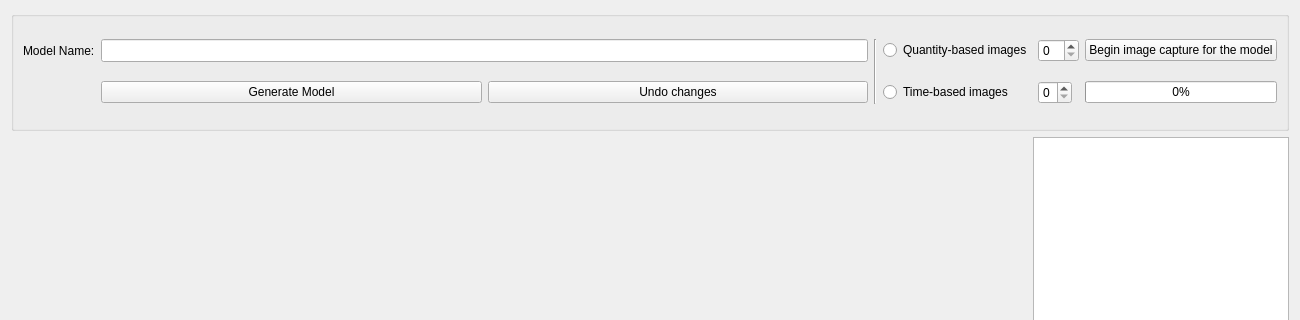
This is Views/Templates/ModelView.ui in JE8879/Image-Compartor as Qt 5 draws it before an edit; both pictures show x 0 to 1300 and y 0 to 320 of the 1300 by 519 pixel window. The edited form follows.
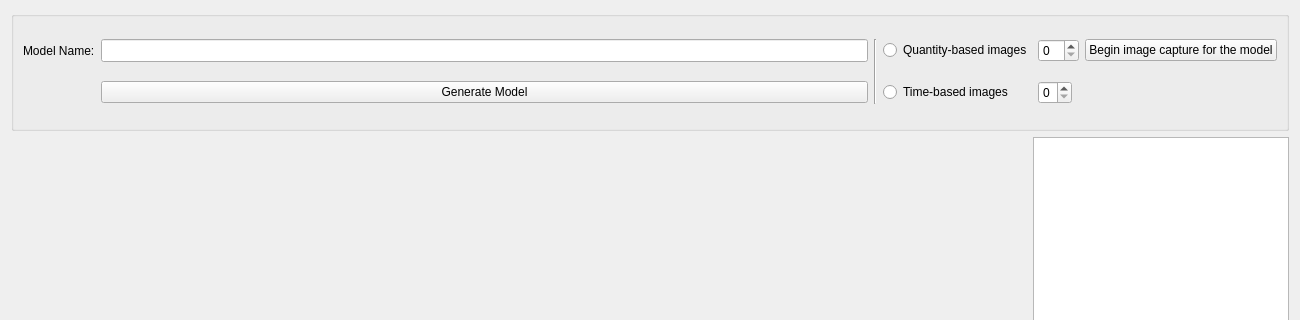
This is the edited form.

Commit message: Refactor camera initialization and capture options; add platform-specific handling and improve UI elements

The edit to the form file:
```diff
--- a/Views/Templates/ModelView.ui
+++ b/Views/Templates/ModelView.ui
@@ -108,13 +108,6 @@
         </property>
        </widget>
       </item>
-      <item row="1" column="1">
-       <widget class="QPushButton" name="btn_generate_model">
-        <property name="text">
-         <string>Generate Model</string>
-        </property>
-       </widget>
-      </item>
       <item row="1" column="4">
        <widget class="QRadioButton" name="rdb_time_based">
         <property name="sizePolicy">
@@ -141,23 +134,20 @@
         </property>
        </widget>
       </item>
+      <item row="1" column="1" colspan="2">
+       <widget class="QPushButton" name="btn_generate_model">
+        <property name="text">
+         <string>Generate Model</string>
+        </property>
+       </widget>
+      </item>
       <item row="1" column="6">
-       <widget class="QProgressBar" name="image_progressBar">
-        <property name="sizePolicy">
-         <sizepolicy hsizetype="Preferred" vsizetype="Fixed">
-          <horstretch>0</horstretch>
-          <verstretch>0</verstretch>
-         </sizepolicy>
-        </property>
-        <property name="value">
-         <number>0</number>
-        </property>
-       </widget>
-      </item>
-      <item row="1" column="2">
-       <widget class="QPushButton" name="btn_undo_changes">
+       <widget class="QLabel" name="lbl_images_created">
         <property name="text">
-         <string>Undo changes</string>
+         <string/>
+        </property>
+        <property name="alignment">
+         <set>Qt::AlignCenter</set>
         </property>
        </widget>
       </item>
```
The commit also changes 6 other files.
